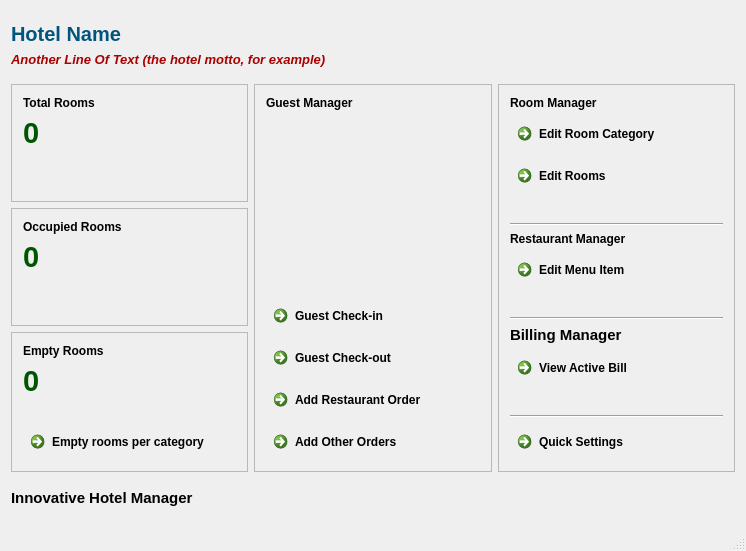
ibtisamtauhidi/Innovative-Hotel-Manager, file mainwindow.ui: the form before one commit.
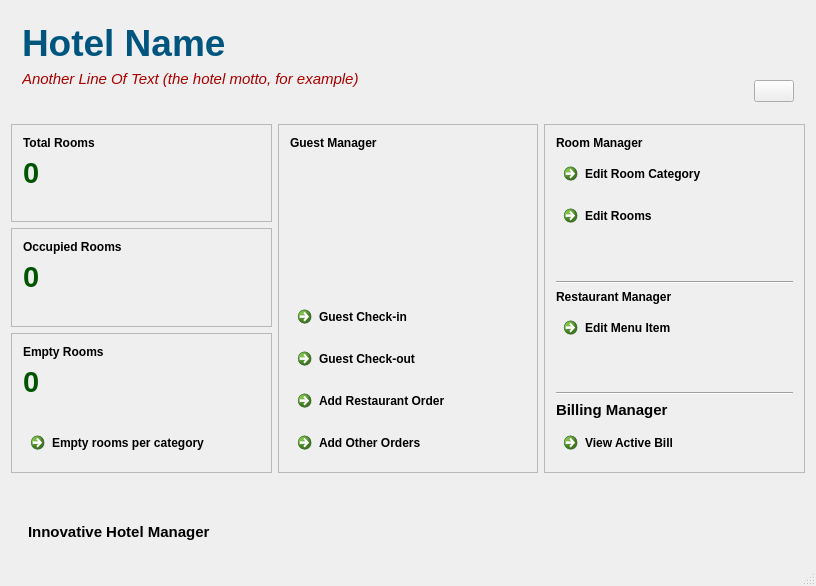
The form after the commit. Icons and pictures are not drawn.

Patch:
```diff
--- a/mainwindow.ui
+++ b/mainwindow.ui
@@ -6,8 +6,8 @@
    <rect>
     <x>0</x>
     <y>0</y>
-    <width>746</width>
-    <height>551</height>
+    <width>816</width>
+    <height>586</height>
    </rect>
   </property>
   <property name="windowTitle">
@@ -19,72 +19,6 @@
   </property>
   <widget class="QWidget" name="centralWidget">
    <layout class="QGridLayout" name="gridLayout_2">
-    <item row="0" column="0">
-     <widget class="QWidget" name="widget" native="true">
-      <layout class="QVBoxLayout" name="verticalLayout_9">
-       <property name="leftMargin">
-        <number>0</number>
-       </property>
-       <item>
-        <layout class="QVBoxLayout" name="verticalLayout_6">
-         <item>
-          <widget class="QLabel" name="name">
-           <property name="font">
-            <font>
-             <pointsize>15</pointsize>
-             <weight>75</weight>
-             <bold>true</bold>
-            </font>
-           </property>
-           <property name="styleSheet">
-            <string notr="true">QLabel {
-color: rgb(0, 85, 127)
-}</string>
-           </property>
-           <property name="text">
-            <string>Hotel Name</string>
-           </property>
-          </widget>
-         </item>
-         <item>
-          <widget class="QLabel" name="motto">
-           <property name="font">
-            <font>
-             <pointsize>10</pointsize>
-             <weight>75</weight>
-             <italic>true</italic>
-             <bold>true</bold>
-             <kerning>true</kerning>
-            </font>
-           </property>
-           <property name="styleSheet">
-            <string notr="true">QLabel {
-color: rgb(170, 0, 0)
-}</string>
-           </property>
-           <property name="text">
-            <string>Another Line Of Text (the hotel motto, for example)</string>
-           </property>
-          </widget>
-         </item>
-        </layout>
-       </item>
-       <item>
-        <spacer name="verticalSpacer_7">
-         <property name="orientation">
-          <enum>Qt::Vertical</enum>
-         </property>
-         <property name="sizeHint" stdset="0">
-          <size>
-           <width>20</width>
-           <height>40</height>
-          </size>
-         </property>
-        </spacer>
-       </item>
-      </layout>
-     </widget>
-    </item>
     <item row="1" column="0">
      <layout class="QHBoxLayout" name="horizontalLayout">
       <item>
@@ -95,7 +29,7 @@
            <enum>QFrame::StyledPanel</enum>
           </property>
           <property name="frameShadow">
-           <enum>QFrame::Raised</enum>
+           <enum>QFrame::Sunken</enum>
           </property>
           <layout class="QVBoxLayout" name="verticalLayout">
            <item>
@@ -237,7 +171,7 @@
            <enum>QFrame::StyledPanel</enum>
           </property>
           <property name="frameShadow">
-           <enum>QFrame::Raised</enum>
+           <enum>QFrame::Sunken</enum>
           </property>
           <layout class="QVBoxLayout" name="verticalLayout_2">
            <item>
@@ -379,7 +313,7 @@
            <enum>QFrame::StyledPanel</enum>
           </property>
           <property name="frameShadow">
-           <enum>QFrame::Raised</enum>
+           <enum>QFrame::Sunken</enum>
           </property>
           <layout class="QVBoxLayout" name="verticalLayout_3">
            <item>
@@ -530,7 +464,7 @@
          <enum>QFrame::StyledPanel</enum>
         </property>
         <property name="frameShadow">
-         <enum>QFrame::Raised</enum>
+         <enum>QFrame::Sunken</enum>
         </property>
         <layout class="QVBoxLayout" name="verticalLayout_4">
          <item>
@@ -540,30 +474,6 @@
            </property>
           </widget>
          </item>
-         <item>
-          <spacer name="verticalSpacer_10">
-           <property name="orientation">
-            <enum>Qt::Vertical</enum>
-           </property>
-           <property name="sizeHint" stdset="0">
-            <size>
-             <width>20</width>
-             <height>40</height>
-            </size>
-           </property>
-          </spacer>
-         </item>
-         <item>
-          <widget class="QLabel" name="label">
-           <property name="text">
-            <string>&lt;!DOCTYPE HTML PUBLIC &quot;-//W3C//DTD HTML 4.0//EN&quot; &quot;http://www.w3.org/TR/REC-html40/strict.dtd&quot;&gt;
-&lt;html&gt;&lt;head&gt;&lt;meta name=&quot;qrichtext&quot; content=&quot;1&quot; /&gt;&lt;style type=&quot;text/css&quot;&gt;
-p, li { white-space: pre-wrap; }
-&lt;/style&gt;&lt;/head&gt;&lt;body style=&quot; font-family:'Ubuntu'; font-size:11pt; font-weight:400; font-style:normal;&quot;&gt;
-&lt;p align=&quot;center&quot; style=&quot; margin-top:0px; margin-bottom:0px; margin-left:0px; margin-right:0px; -qt-block-indent:0; text-indent:0px;&quot;&gt;&lt;img src=&quot;:/img/img/largeIcon.png&quot; /&gt;&lt;/p&gt;&lt;/body&gt;&lt;/html&gt;</string>
-           </property>
-          </widget>
-         </item>
          <item>
           <spacer name="verticalSpacer_3">
            <property name="orientation">
@@ -620,7 +530,7 @@
          <enum>QFrame::StyledPanel</enum>
         </property>
         <property name="frameShadow">
-         <enum>QFrame::Raised</enum>
+         <enum>QFrame::Sunken</enum>
         </property>
         <layout class="QVBoxLayout" name="verticalLayout_5">
          <item>
@@ -722,33 +632,6 @@
            </property>
           </widget>
          </item>
-         <item>
-          <spacer name="verticalSpacer_9">
-           <property name="orientation">
-            <enum>Qt::Vertical</enum>
-           </property>
-           <property name="sizeHint" stdset="0">
-            <size>
-             <width>20</width>
-             <height>40</height>
-            </size>
-           </property>
-          </spacer>
-         </item>
-         <item>
-          <widget class="Line" name="line_3">
-           <property name="orientation">
-            <enum>Qt::Horizontal</enum>
-           </property>
-          </widget>
-         </item>
-         <item>
-          <widget class="QCommandLinkButton" name="button10">
-           <property name="text">
-            <string>Quick Settings</string>
-           </property>
-          </widget>
-         </item>
         </layout>
        </widget>
       </item>
@@ -769,18 +652,139 @@
     </item>
     <item row="3" column="0">
      <widget class="QWidget" name="widget_2" native="true">
-      <layout class="QVBoxLayout" name="verticalLayout_7">
-       <property name="leftMargin">
-        <number>0</number>
-       </property>
-       <item>
-        <widget class="QLabel" name="label_10">
-         <property name="text">
-          <string>&lt;!DOCTYPE HTML PUBLIC &quot;-//W3C//DTD HTML 4.0//EN&quot; &quot;http://www.w3.org/TR/REC-html40/strict.dtd&quot;&gt;
+      <layout class="QGridLayout" name="gridLayout_4">
+       <item row="0" column="0">
+        <layout class="QHBoxLayout" name="horizontalLayout_2">
+         <item>
+          <widget class="QLabel" name="label">
+           <property name="text">
+            <string>&lt;!DOCTYPE HTML PUBLIC &quot;-//W3C//DTD HTML 4.0//EN&quot; &quot;http://www.w3.org/TR/REC-html40/strict.dtd&quot;&gt;
+&lt;html&gt;&lt;head&gt;&lt;meta name=&quot;qrichtext&quot; content=&quot;1&quot; /&gt;&lt;style type=&quot;text/css&quot;&gt;
+p, li { white-space: pre-wrap; }
+&lt;/style&gt;&lt;/head&gt;&lt;body style=&quot; font-family:'Ubuntu'; font-size:11pt; font-weight:400; font-style:normal;&quot;&gt;
+&lt;p style=&quot; margin-top:0px; margin-bottom:0px; margin-left:0px; margin-right:0px; -qt-block-indent:0; text-indent:0px;&quot;&gt;&lt;img src=&quot;:/img/img/icon.png&quot; /&gt;&lt;/p&gt;&lt;/body&gt;&lt;/html&gt;</string>
+           </property>
+          </widget>
+         </item>
+         <item>
+          <widget class="QLabel" name="label_10">
+           <property name="text">
+            <string>&lt;!DOCTYPE HTML PUBLIC &quot;-//W3C//DTD HTML 4.0//EN&quot; &quot;http://www.w3.org/TR/REC-html40/strict.dtd&quot;&gt;
 &lt;html&gt;&lt;head&gt;&lt;meta name=&quot;qrichtext&quot; content=&quot;1&quot; /&gt;&lt;style type=&quot;text/css&quot;&gt;
 p, li { white-space: pre-wrap; }
 &lt;/style&gt;&lt;/head&gt;&lt;body style=&quot; font-family:'Ubuntu'; font-size:11pt; font-weight:400; font-style:normal;&quot;&gt;
 &lt;p style=&quot; margin-top:0px; margin-bottom:0px; margin-left:0px; margin-right:0px; -qt-block-indent:0; text-indent:0px;&quot;&gt;&lt;span style=&quot; font-weight:600;&quot;&gt;Innovative Hotel Manager&lt;/span&gt;&lt;/p&gt;&lt;/body&gt;&lt;/html&gt;</string>
+           </property>
+          </widget>
+         </item>
+        </layout>
+       </item>
+       <item row="0" column="1">
+        <spacer name="horizontalSpacer_2">
+         <property name="orientation">
+          <enum>Qt::Horizontal</enum>
+         </property>
+         <property name="sizeHint" stdset="0">
+          <size>
+           <width>40</width>
+           <height>20</height>
+          </size>
+         </property>
+        </spacer>
+       </item>
+      </layout>
+     </widget>
+    </item>
+    <item row="0" column="0">
+     <widget class="QWidget" name="widget" native="true">
+      <layout class="QGridLayout" name="gridLayout_3">
+       <item row="0" column="0" rowspan="2">
+        <layout class="QVBoxLayout" name="verticalLayout_6">
+         <item>
+          <widget class="QLabel" name="name">
+           <property name="font">
+            <font>
+             <pointsize>28</pointsize>
+             <weight>75</weight>
+             <bold>true</bold>
+            </font>
+           </property>
+           <property name="styleSheet">
+            <string notr="true">QLabel {
+color: rgb(0, 85, 127)
+}</string>
+           </property>
+           <property name="text">
+            <string>Hotel Name</string>
+           </property>
+          </widget>
+         </item>
+         <item>
+          <widget class="QLabel" name="motto">
+           <property name="font">
+            <font>
+             <pointsize>11</pointsize>
+             <weight>50</weight>
+             <italic>true</italic>
+             <bold>false</bold>
+             <kerning>true</kerning>
+            </font>
+           </property>
+           <property name="styleSheet">
+            <string notr="true">QLabel {
+color: rgb(170, 0, 0)
+}</string>
+           </property>
+           <property name="text">
+            <string>Another Line Of Text (the hotel motto, for example)</string>
+           </property>
+          </widget>
+         </item>
+         <item>
+          <spacer name="verticalSpacer_7">
+           <property name="orientation">
+            <enum>Qt::Vertical</enum>
+           </property>
+           <property name="sizeHint" stdset="0">
+            <size>
+             <width>17</width>
+             <height>28</height>
+            </size>
+           </property>
+          </spacer>
+         </item>
+        </layout>
+       </item>
+       <item row="1" column="1">
+        <spacer name="horizontalSpacer">
+         <property name="orientation">
+          <enum>Qt::Horizontal</enum>
+         </property>
+         <property name="sizeHint" stdset="0">
+          <size>
+           <width>385</width>
+           <height>32</height>
+          </size>
+         </property>
+        </spacer>
+       </item>
+       <item row="1" column="2">
+        <widget class="QPushButton" name="button10">
+         <property name="toolTip">
+          <string/>
+         </property>
+         <property name="text">
+          <string/>
+         </property>
+         <property name="icon">
+          <iconset resource="images.qrc">
+           <normaloff>:/img/img/icon.png</normaloff>:/img/img/icon.png</iconset>
+         </property>
+         <property name="iconSize">
+          <size>
+           <width>25</width>
+           <height>25</height>
+          </size>
          </property>
         </widget>
        </item>
```
